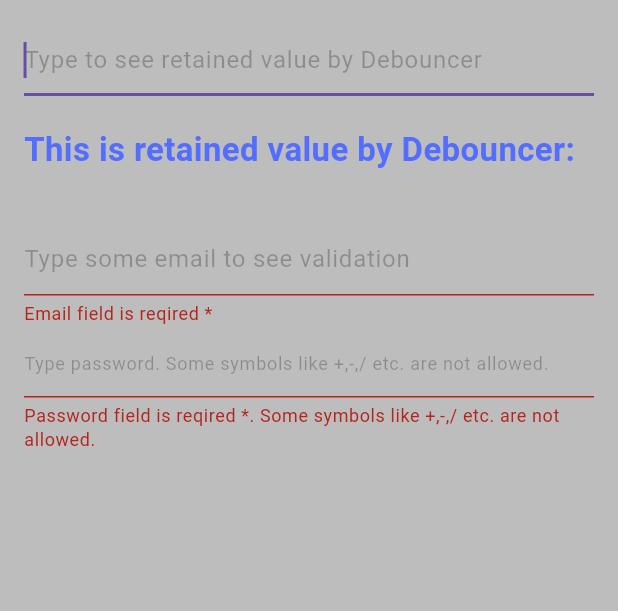
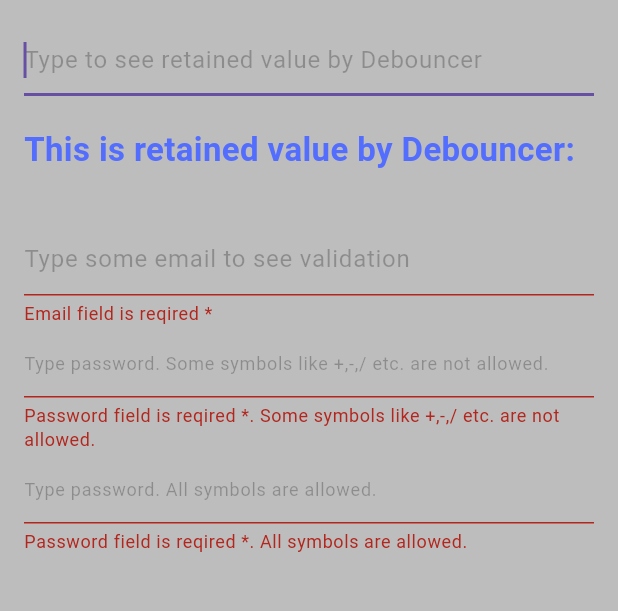
Before and after one commit to sssloba/flutter_techniques, a Flutter app: the DebouncerDemo screen opened directly, on a phone screen of 412 x 824 dp, the part 84-695 px from its top. Run offline on Flutter 3.47's test engine with Material 3 defaults, Android fonts, the light colour scheme and no system bars.

Commit message:
urestricted-password-validation-demo

```diff
--- a/lib/screens/deboncer/debouncer_demo.dart
+++ b/lib/screens/deboncer/debouncer_demo.dart
@@ -16,6 +16,8 @@ class _DebouncerDemoState extends State<DebouncerDemo> {
       TextEditingController();
   final TextEditingController _emailTextController = TextEditingController();
   final TextEditingController _passwordTextController = TextEditingController();
+  final TextEditingController _passwordUnrestrictedTextController =
+      TextEditingController();
   final Debouncer _debouncer = Debouncer(milliseconds: 600);
 
   String retainedValue = '';
@@ -25,6 +27,7 @@ class _DebouncerDemoState extends State<DebouncerDemo> {
     _debounceDemoTextController.dispose();
     _emailTextController.dispose();
     _passwordTextController.dispose();
+    _passwordUnrestrictedTextController.dispose();
     super.dispose();
   }
 
@@ -120,6 +123,28 @@ class _DebouncerDemoState extends State<DebouncerDemo> {
                     : 'Password is week ☹';
               },
             ),
+
+            // unrestricted password validation
+            TextFormField(
+              controller: _passwordUnrestrictedTextController,
+              autovalidateMode: AutovalidateMode.onUserInteraction,
+              decoration: const InputDecoration(
+                  hintText: 'Type password. All symbols are allowed.',
+                  hintStyle: TextStyle(color: Colors.black26, fontSize: 12),
+                  errorText:
+                      'Password field is reqired *. All symbols are allowed.',
+                  errorMaxLines: 2),
+              validator: (value) {
+                if (value == null || value.trim().isEmpty) {
+                  return 'Password cannot be empty *.';
+                }
+                final bool isStrongPassword =
+                    Validators().strongPasswordUnrestricted(value);
+                return isStrongPassword
+                    ? 'Password is strong!!! 😎'
+                    : 'Password is week ☹';
+              },
+            ),
           ],
         ),
       ),
```
Also changed, not shown: lib/utils/validators.dart (+5 -4 lines).
